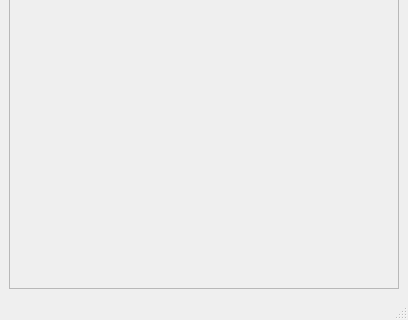
Qt form detailwindow.ui (Phil0795/Filter) before a commit; both pictures show x 0 to 408 and y 322 to 642 of the 408 by 642 pixel window.
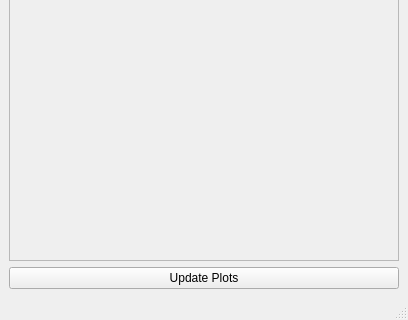
The same form after that commit.

Commit message: filtering using the detailwindow now works properly

```diff
--- a/detailwindow.ui
+++ b/detailwindow.ui
@@ -39,12 +39,19 @@
          <x>0</x>
          <y>0</y>
          <width>388</width>
-         <height>557</height>
+         <height>527</height>
         </rect>
        </property>
       </widget>
      </widget>
     </item>
+    <item>
+     <widget class="QPushButton" name="pushButton_update">
+      <property name="text">
+       <string>Update Plots</string>
+      </property>
+     </widget>
+    </item>
    </layout>
   </widget>
   <widget class="QMenuBar" name="menubar">
```
The commit also changes 2 other files.
